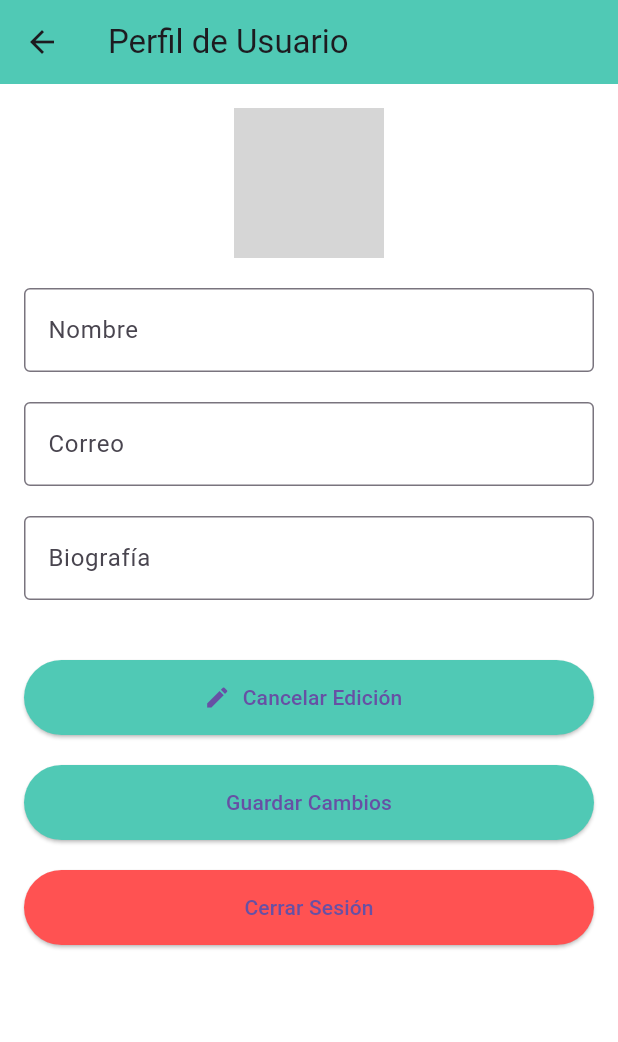
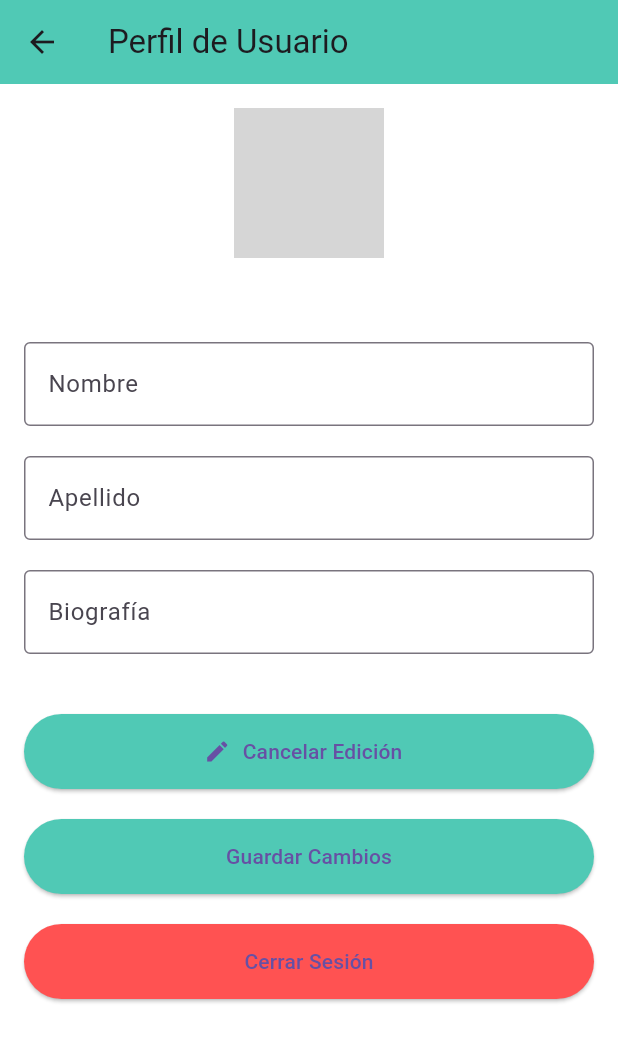
Before and after one commit to ignaciovillela/iTrek-backend, a Flutter app: the PerfilUsuarioScreen screen opened directly, after a tap on "Editar Perfil", on a phone screen of 412 x 824 dp. Shown: the top 1042 px of the screen. Run offline on Flutter 3.47's test engine with Material 3 defaults, Android fonts, the phone set to English and light mode, and no system bars; our stand-ins replace flutter_dotenv, flutter_map, flutter_svg, geolocator, image_picker, latlong2 and 1 more; accounts and stored records are empty; network calls fail; grey boxes are pictures that could not be loaded.

Commit message:
Se agrega modficaciones visualizacion de perfil

```diff
--- a/lib/pages/dashboard.dart
+++ b/lib/pages/dashboard.dart
@@ -19,7 +19,7 @@ class _MenuScreenState extends State<MenuScreen> {
 
   // Método para cargar el nombre de usuario desde la base de datos local
   Future<void> _loadUserData() async {
-    final name = await db.values.get('username') as String?;
+    final name = await db.values.get('usuario_first_name') as String?;
     setState(() {
       username = name ?? 'Usuario'; // Usa 'Usuario' como valor predeterminado si el nombre es nulo
     });
--- a/lib/pages/usuario/usuarioPerfil.dart
+++ b/lib/pages/usuario/usuarioPerfil.dart
@@ -17,8 +17,8 @@ class PerfilUsuarioScreen extends StatefulWidget {
 
 class _PerfilUsuarioScreenState extends State<PerfilUsuarioScreen> {
   final _formKey = GlobalKey<FormState>();
+  final TextEditingController _userNameController = TextEditingController();
   final TextEditingController _nombreController = TextEditingController();
-  final TextEditingController _correoController = TextEditingController();
   final TextEditingController _biografiaController = TextEditingController();
   final TextEditingController _apellidoController = TextEditingController();
 
@@ -40,21 +40,23 @@ class _PerfilUsuarioScreenState extends State<PerfilUsuarioScreen> {
   }
 
   Future<void> _loadUserData() async {
+    final userName = await db.values.get('username') as String?;
     final firstName = await db.values.get('usuario_first_name') as String?;
-    final email = await db.values.get('usuario_email') as String?;
+    final lastName = await db.values.get('usuario_last_name') as String?;
     final biografia = await db.values.get('usuario_biografia') as String?;
     final imagenPerfil = await db.values.get('usuario_imagen_perfil') as String?;
 
     setState(() {
+      _userNameController.text = userName ?? '';
       _nombreController.text = firstName ?? '';
-      _correoController.text = email ?? '';
+      _apellidoController.text = lastName ?? '';
       _biografiaController.text = biografia ?? '';
       _imagenPerfil = imagenPerfil != null && imagenPerfil.isNotEmpty
           ? (imagenPerfil.startsWith('http') ? imagenPerfil : '$BASE_URL$imagenPerfil')
           : 'assets/images/profile.png';
     });
 
-    print("Cargado: $_imagenPerfil, $firstName, $email, $biografia");
+    print("Cargado: $userName $_imagenPerfil, $firstName, $biografia");
   }
 
   Future<void> _pickImage() async {
@@ -85,9 +87,6 @@ class _PerfilUsuarioScreenState extends State<PerfilUsuarioScreen> {
 
     final url = Uri.parse('$BASE_URL/$UPDATE_USER');
 
-    // Verifica que los campos no estén vacíos y asigna valores predeterminados si es necesario
-    final lastName = _apellidoController.text.trim().isEmpty ? "Apellido" : _apellidoController.text.trim();
-
     // Convierte la imagen a base64 si existe
     String? base64Image;
     if (_imageFile != null) {
@@ -97,10 +96,8 @@ class _PerfilUsuarioScreenState extends State<PerfilUsuarioScreen> {
 
     // Define el cuerpo de la solicitud, incluyendo la imagen en formato base64
     final body = jsonEncode({
-      "username": _nombreController.text.trim(),
-      "email": _correoController.text.trim(),
       "first_name": _nombreController.text.trim(),
-      "last_name": lastName,
+      "last_name": _apellidoController.text.trim(),
       "biografia": _biografiaController.text.trim(),
       if (base64Image != null) "imagen_perfil": base64Image,
     });
@@ -116,10 +113,8 @@ class _PerfilUsuarioScreenState extends State<PerfilUsuarioScreen> {
 
         // Actualiza los valores en la base de datos local
         await db.values.create('usuario_first_name', responseData['first_name']);
-        await db.values.create('usuario_email', responseData['email']);
         await db.values.create('usuario_biografia', responseData['biografia']);
         await db.values.create('usuario_last_name', responseData['last_name']);
-        await db.values.create('username', responseData['username']);
         await db.values.create('usuario_imagen_perfil', responseData['imagen_perfil']);
 
         ScaffoldMessenger.of(context).showSnackBar(
@@ -201,11 +196,27 @@ class _PerfilUsuarioScreenState extends State<PerfilUsuarioScreen> {
                     backgroundColor: Colors.grey[200],
                   ),
                   if (_editMode)
-                    IconButton(
-                      icon: const Icon(Icons.edit, color: Colors.black),
-                      onPressed: _pickImage,
+                    Container(
+                      width: 40,
+                      height: 40,
+                      decoration: BoxDecoration(
+                        color: Color(0xFFA5D6A7),
+                        shape: BoxShape.circle,
+                      ),
+                      child: IconButton(
+                        icon: const Icon(Icons.edit, color: Colors.white),
+                        onPressed: _pickImage,
+                      ),
                     ),
                 ],
+              ),
+              const SizedBox(height: 10),
+              Text(
+                _userNameController.text, // Nombre de usuario
+                style: const TextStyle(
+                  fontSize: 18,
+                  fontWeight: FontWeight.bold,
+                ),
               ),
               const SizedBox(height: 20),
               TextFormField(
@@ -224,16 +235,15 @@ class _PerfilUsuarioScreenState extends State<PerfilUsuarioScreen> {
               ),
               const SizedBox(height: 20),
               TextFormField(
-                controller: _correoController,
+                controller: _apellidoController,
                 decoration: const InputDecoration(
-                  labelText: 'Correo',
+                  labelText: 'Apellido',
                   border: OutlineInputBorder(),
                 ),
-                keyboardType: TextInputType.emailAddress,
                 enabled: _editMode,
                 validator: (value) {
                   if (value == null || value.isEmpty) {
-                    return 'Por favor, ingrese su correo';
+                    return 'Por favor, ingrese su apellido';
                   }
                   return null;
                 },
```
